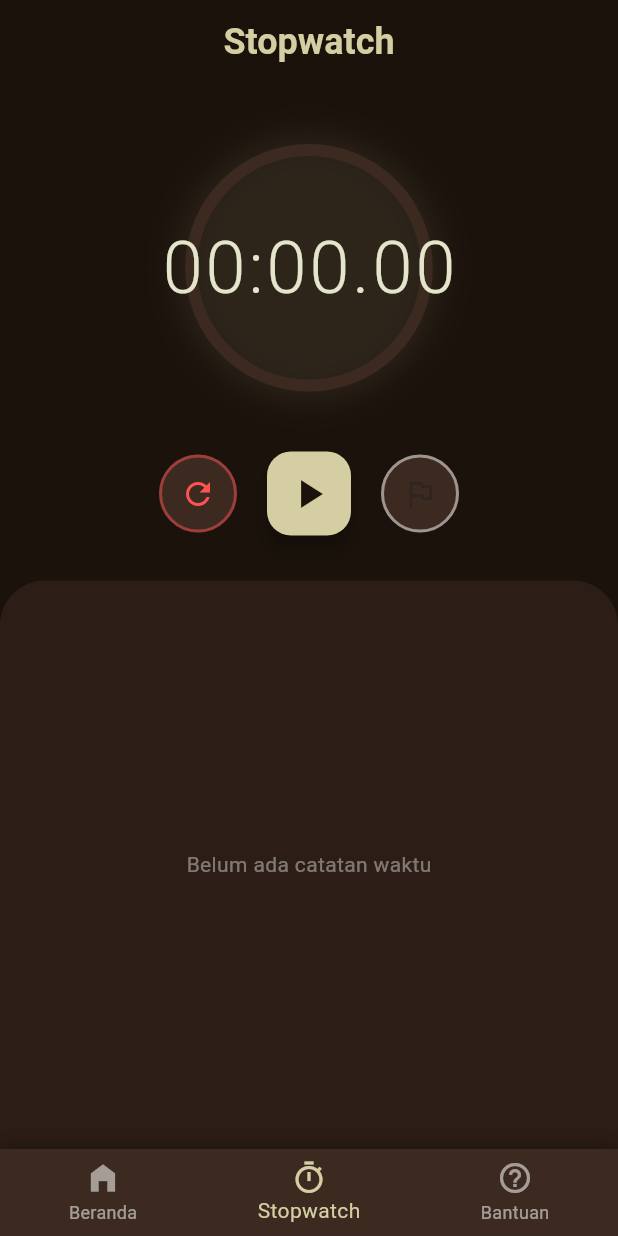
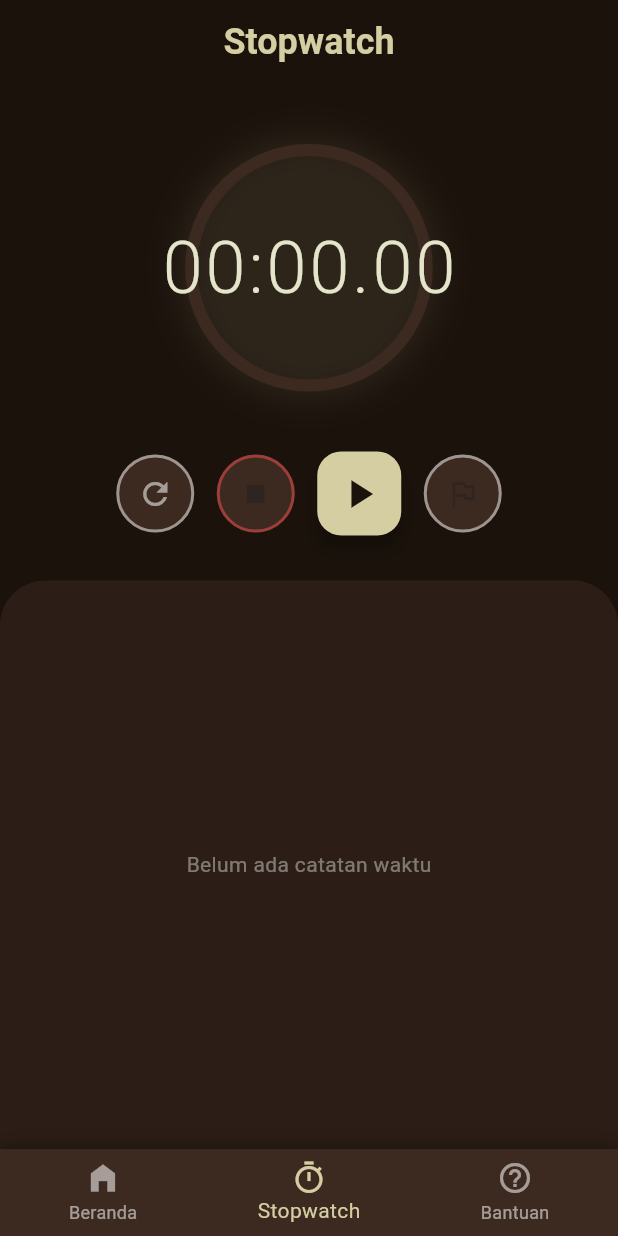
Before and after one commit to farelkurniawan/Tugas-3-Pemrograman-Aplikasi-Mobile, a Flutter app: the MainScreen screen opened directly, item 2 of the bottom bar chosen, after a tap on the "refresh" icon, on a phone screen of 412 x 824 dp. Run offline on Flutter 3.47's test engine with Material 3 defaults, Android fonts, the phone set to English and light mode, and no system bars; our stand-ins replace google_fonts, shared_preferences; accounts and stored records are empty; Roboto replaces fonts that are missing (Philosopher).

Commit message:
perbaiki stopwatch

```diff
--- a/aplikasi_persiapan_pernikahan/lib/bantuan_screen.dart
+++ b/aplikasi_persiapan_pernikahan/lib/bantuan_screen.dart
@@ -66,7 +66,7 @@ class BantuanScreen extends StatelessWidget {
             ),
             const SizedBox(height: 20),
 
-            // TOMBOL LOGOUT SESUAI KETENTUAN TUGAS
+            // TOMBOL LOGOUT
             SizedBox(
               width: double.infinity,
               height: 55,
@@ -77,7 +77,7 @@ class BantuanScreen extends StatelessWidget {
                 },
                 icon: const Icon(Icons.logout, color: Colors.white),
                 label: Text(
-                  'LOGOUT SESI',
+                  'LOGOUT',
                   style: GoogleFonts.philosopher(
                     fontSize: 18,
                     fontWeight: FontWeight.bold,
--- a/aplikasi_persiapan_pernikahan/lib/beranda_screen.dart
+++ b/aplikasi_persiapan_pernikahan/lib/beranda_screen.dart
@@ -25,9 +25,6 @@ class BerandaScreen extends StatelessWidget {
     ];
 
     return Scaffold(
-      // AppBar sengaja dihapus agar tidak ada teks "Menu Utama"
-
-      // SafeArea memastikan UI tidak tertutup ikon sinyal/baterai di HP
       body: SafeArea(
         child: Center(
           child: SingleChildScrollView(
@@ -39,7 +36,6 @@ class BerandaScreen extends StatelessWidget {
                 children: [
                   const SizedBox(height: 20),
 
-                  // HANYA ADA SATU TEKS JUDUL INI SAJA
                   Text(
                     'Persiapan Pernikahan',
                     textAlign: TextAlign.center,
--- a/aplikasi_persiapan_pernikahan/lib/login_page.dart
+++ b/aplikasi_persiapan_pernikahan/lib/login_page.dart
@@ -25,7 +25,7 @@ class _LoginPageState extends State<LoginPage> {
       final prefs = await SharedPreferences.getInstance();
       await prefs.setBool('isLoggedIn', true);
 
-      // Lalu arahkan ke halaman utama
+      //arahkan ke halaman utama
       if (!mounted) return;
       Navigator.pushReplacement(
         context,
--- a/aplikasi_persiapan_pernikahan/lib/main_screen.dart
+++ b/aplikasi_persiapan_pernikahan/lib/main_screen.dart
@@ -23,6 +23,7 @@ class _MainScreenState extends State<MainScreen> {
   Widget build(BuildContext context) {
     return Scaffold(
       body: _pages[_currentIndex],
+
       bottomNavigationBar: Container(
         decoration: BoxDecoration(
           boxShadow: [
@@ -34,8 +35,8 @@ class _MainScreenState extends State<MainScreen> {
           ],
         ),
         child: BottomNavigationBar(
-          backgroundColor: const Color(0xFF3C2A21), // Coklat
-          selectedItemColor: const Color(0xFFD5CEA3), // Emas
+          backgroundColor: const Color(0xFF3C2A21),
+          selectedItemColor: const Color(0xFFD5CEA3),
           unselectedItemColor: Colors.white54,
           currentIndex: _currentIndex,
           type: BottomNavigationBarType.fixed,
--- a/aplikasi_persiapan_pernikahan/lib/stopwatch_screen.dart
+++ b/aplikasi_persiapan_pernikahan/lib/stopwatch_screen.dart
@@ -13,8 +13,8 @@ class _StopwatchScreenState extends State<StopwatchScreen> {
   final Stopwatch _stopwatch = Stopwatch();
   Timer? _timer;
   final List<String> _laps = [];
+  bool _isStopped = false;
 
-  // Fungsi untuk memformat waktu ke MM:SS:MS
   String _formatTime(int milliseconds) {
     int hundreds = (milliseconds / 10).truncate();
     int seconds = (hundreds / 100).truncate();
@@ -27,39 +27,55 @@ class _StopwatchScreenState extends State<StopwatchScreen> {
     return "$minutesStr:$secondsStr.$hundredsStr";
   }
 
-  // Fungsi menjalankan Stopwatch
+  // Fungsi Play
   void _startStopwatch() {
+    if (_isStopped) return;
+
     setState(() {
       _stopwatch.start();
     });
-    // Update UI setiap 30 milidetik agar angka terlihat berjalan mulus
     _timer = Timer.periodic(const Duration(milliseconds: 30), (timer) {
       setState(() {});
     });
   }
 
-  // Fungsi menghentikan Stopwatch (Pause)
+  // Fungsi Pause (Jeda Sementara)
+  void _pauseStopwatch() {
+    setState(() {
+      _stopwatch.stop();
+    });
+  }
+
+  // Fungsi Stop (Berhenti Total)
   void _stopStopwatch() {
     setState(() {
       _stopwatch.stop();
+      _isStopped = true; // Mengunci stopwatch agar tidak bisa di-play lagi sebelum reset
+
+      // (Opsional) Otomatis mencatat waktu terakhir saat ditekan Stop
+      if (_stopwatch.elapsedMilliseconds > 0) {
+        _laps.insert(0, "Waktu Final: ${_formatTime(_stopwatch.elapsedMilliseconds)}");
+      }
     });
     _timer?.cancel();
   }
 
-  // Fungsi mereset Stopwatch
+  // Fungsi Reset (Kembali ke 0)
   void _resetStopwatch() {
-    _stopStopwatch();
     setState(() {
+      _stopwatch.stop();
       _stopwatch.reset();
-      _laps.clear(); // Hapus semua catatan Lap
+      _laps.clear();
+      _isStopped = false; // Membuka kunci agar bisa di-play lagi dari 0
     });
+    _timer?.cancel();
   }
 
-  // Fungsi mencatat waktu (Lap)
+  // Fungsi Lap (Catat Waktu)
   void _addLap() {
     if (_stopwatch.isRunning) {
       setState(() {
-        _laps.insert(0, _formatTime(_stopwatch.elapsedMilliseconds)); // Masukkan di paling atas
+        _laps.insert(0, _formatTime(_stopwatch.elapsedMilliseconds));
       });
     }
   }
@@ -92,15 +108,20 @@ class _StopwatchScreenState extends State<StopwatchScreen> {
           children: [
             const SizedBox(height: 40),
 
-            // TAMPILAN ANGKA WAKTU
+            // LINGKARAN ANGKA WAKTU
             Container(
               padding: const EdgeInsets.all(40),
               decoration: BoxDecoration(
                 shape: BoxShape.circle,
-                border: Border.all(color: const Color(0xFF3C2A21), width: 8),
+                border: Border.all(
+                  color: _isStopped ? Colors.redAccent.withOpacity(0.5) : const Color(0xFF3C2A21),
+                  width: 8
+                ),
                 boxShadow: [
                   BoxShadow(
-                    color: const Color(0xFFD5CEA3).withOpacity(0.1),
+                    color: _isStopped
+                        ? Colors.redAccent.withOpacity(0.1)
+                        : const Color(0xFFD5CEA3).withOpacity(0.1),
                     blurRadius: 20,
                     spreadRadius: 5,
                   ),
@@ -108,42 +129,54 @@ class _StopwatchScreenState extends State<StopwatchScreen> {
               ),
               child: Text(
                 _formatTime(_stopwatch.elapsedMilliseconds),
-                style: const TextStyle(
+                style: TextStyle(
                   fontSize: 48,
                   fontWeight: FontWeight.w300,
-                  color: Color(0xFFE5E5CB),
+                  color: _isStopped ? Colors.redAccent : const Color(0xFFE5E5CB),
                   letterSpacing: 2,
                 ),
               ),
             ),
             const SizedBox(height: 40),
 
-            // TOMBOL KONTROL (START, PAUSE, LAP, RESET)
+            // KUMPULAN 4 TOMBOL
             Row(
               mainAxisAlignment: MainAxisAlignment.center,
               children: [
-                // Tombol Reset
+                // 1. Tombol Reset (Abu-abu)
                 _buildControlButton(
                   icon: Icons.refresh,
                   onPressed: _resetStopwatch,
+                  color: Colors.white54,
+                ),
+                const SizedBox(width: 15),
+
+                // 2. Tombol Stop Total (Kotak Merah)
+                _buildControlButton(
+                  icon: Icons.stop,
+                  onPressed: (_stopwatch.isRunning || (_stopwatch.elapsedMilliseconds > 0 && !_isStopped))
+                      ? _stopStopwatch
+                      : null,
                   color: Colors.redAccent,
                 ),
-                const SizedBox(width: 20),
+                const SizedBox(width: 15),
 
-                // Tombol Play / Pause (Otomatis berubah)
+                // 3. Tombol Play / Pause (Emas / Tengah)
                 FloatingActionButton(
-                  onPressed: _stopwatch.isRunning ? _stopStopwatch : _startStopwatch,
-                  backgroundColor: const Color(0xFFD5CEA3),
+                  onPressed: _isStopped
+                      ? null // Jika sudah stop total, tombol play mati (harus di-reset dulu)
+                      : (_stopwatch.isRunning ? _pauseStopwatch : _startStopwatch),
+                  backgroundColor: _isStopped ? Colors.grey[800] : const Color(0xFFD5CEA3),
                   elevation: 5,
                   child: Icon(
                     _stopwatch.isRunning ? Icons.pause : Icons.play_arrow,
-                    color: const Color(0xFF1A120B),
+                    color: _isStopped ? Colors.white38 : const Color(0xFF1A120B),
                     size: 32,
                   ),
                 ),
-                const SizedBox(width: 20),
+                const SizedBox(width: 15),
 
-                // Tombol Lap (Catatan)
+                // 4. Tombol Lap / Catatan Waktu (Bendera)
                 _buildControlButton(
                   icon: Icons.flag_outlined,
                   onPressed: _stopwatch.isRunning ? _addLap : null,
@@ -153,7 +186,7 @@ class _StopwatchScreenState extends State<StopwatchScreen> {
             ),
             const SizedBox(height: 30),
 
-            // DAFTAR LAP (CATATAN WAKTU)
+            // DAFTAR LAP
             Expanded(
               child: Container(
                 decoration: const BoxDecoration(
@@ -174,26 +207,28 @@ class _StopwatchScreenState extends State<StopwatchScreen> {
                         padding: const EdgeInsets.all(20),
                         itemCount: _laps.length,
                         itemBuilder: (context, index) {
-                          // Nomor urut lap (karena urutan dibalik dari paling baru)
-                          int lapNumber = _laps.length - index;
+                          // Jika itu "Waktu Final" karena tombol stop ditekan
+                          bool isFinal = _laps[index].contains("Waktu Final");
+
                           return Padding(
                             padding: const EdgeInsets.symmetric(vertical: 8.0),
                             child: Row(
                               mainAxisAlignment: MainAxisAlignment.spaceBetween,
                               children: [
                                 Text(
-                                  'Lap $lapNumber',
+                                  isFinal ? 'SELESAI' : 'Lap ${_laps.length - index}',
                                   style: TextStyle(
                                     fontSize: 16,
-                                    color: Colors.white.withOpacity(0.7),
+                                    fontWeight: isFinal ? FontWeight.bold : FontWeight.normal,
+                                    color: isFinal ? Colors.redAccent : Colors.white.withOpacity(0.7),
                                   ),
                                 ),
                                 Text(
-                                  _laps[index],
-                                  style: const TextStyle(
+                                  isFinal ? _laps[index].replaceAll("Waktu Final: ", "") : _laps[index],
+                                  style: TextStyle(
                                     fontSize: 18,
                                     fontWeight: FontWeight.bold,
-                                    color: Color(0xFFD5CEA3),
+                                    color: isFinal ? Colors.redAccent : const Color(0xFFD5CEA3),
                                   ),
                                 ),
                               ],
@@ -209,7 +244,6 @@ class _StopwatchScreenState extends State<StopwatchScreen> {
     );
   }
 
-  // Widget kustom untuk tombol kontrol agar bentuknya rapi
   Widget _buildControlButton({required IconData icon, required VoidCallback? onPressed, required Color color}) {
     return Container(
       decoration: BoxDecoration(
```
